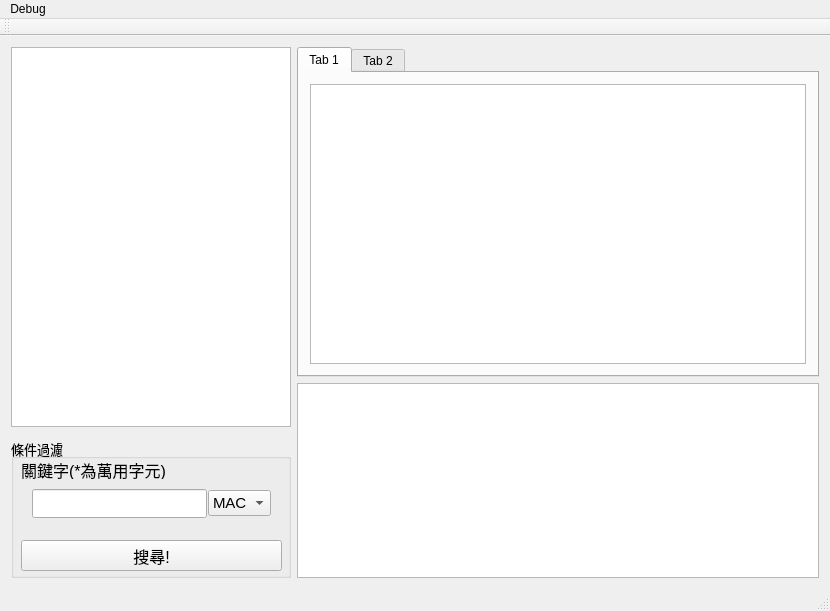
GGORZ10227216/WIFI_tracker_MTK, file ui/mainwindow.ui: the form before one commit.
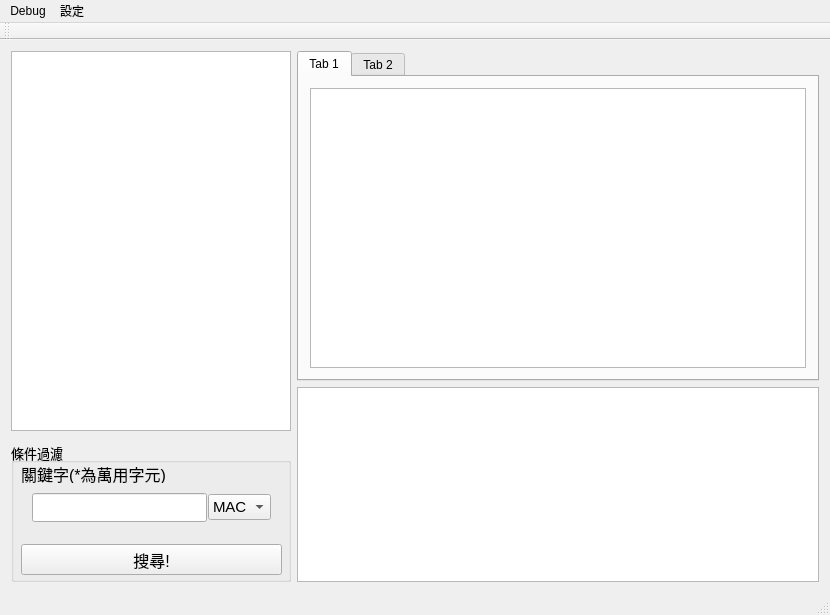
The form after the commit.

```diff
--- a/ui/mainwindow.ui
+++ b/ui/mainwindow.ui
@@ -265,8 +265,16 @@
     </widget>
     <addaction name="menu"/>
     <addaction name="actionNew_window"/>
+    <addaction name="actionWebView"/>
+   </widget>
+   <widget class="QMenu" name="menu_2">
+    <property name="title">
+     <string>設定</string>
+    </property>
+    <addaction name="action_RecOption"/>
    </widget>
    <addaction name="menu4444"/>
+   <addaction name="menu_2"/>
   </widget>
   <widget class="QToolBar" name="mainToolBar">
    <attribute name="toolBarArea">
```
Left out of the diff: 10 changed lines with no effect on the pictures.
